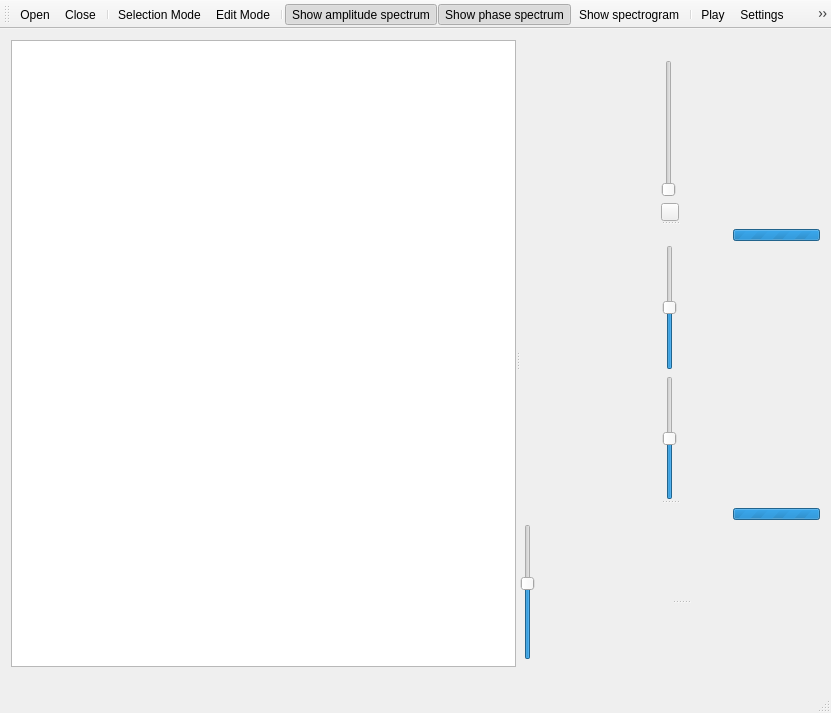
This is src/wmainwindow.ui in gillesdegottex/dfasma as Qt 5 draws it before an edit. The edited form follows.
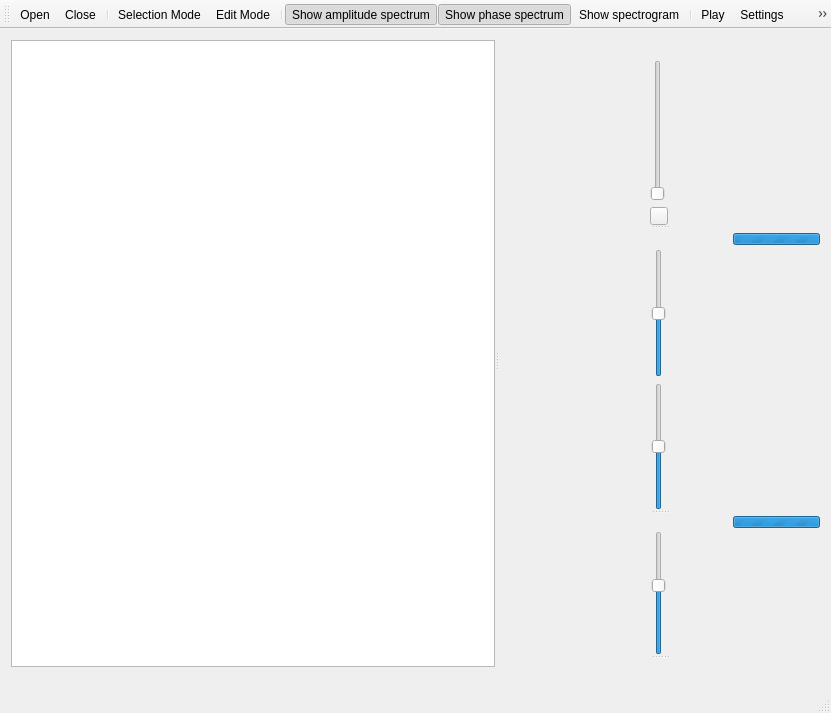
This is the edited form. Icons and pictures are not drawn.

What changed in the file:
```diff
--- a/src/wmainwindow.ui
+++ b/src/wmainwindow.ui
@@ -339,31 +339,7 @@
         </layout>
        </widget>
        <widget class="QWidget" name="wSpectra" native="true">
-        <layout class="QVBoxLayout" name="verticalLayout_8">
-         <property name="spacing">
-          <number>0</number>
-         </property>
-         <property name="leftMargin">
-          <number>0</number>
-         </property>
-         <property name="topMargin">
-          <number>0</number>
-         </property>
-         <property name="rightMargin">
-          <number>0</number>
-         </property>
-         <property name="bottomMargin">
-          <number>0</number>
-         </property>
-         <item>
-          <widget class="QWidget" name="wSpectraBar" native="true">
-           <property name="sizePolicy">
-            <sizepolicy hsizetype="Preferred" vsizetype="Minimum">
-             <horstretch>0</horstretch>
-             <verstretch>0</verstretch>
-            </sizepolicy>
-           </property>
-           <layout class="QVBoxLayout" name="verticalLayout_2">
+        <layout class="QVBoxLayout" name="verticalLayout_3">
             <property name="spacing">
              <number>0</number>
             </property>
@@ -410,8 +386,8 @@
                 </property>
                 <property name="sizeHint" stdset="0">
                  <size>
-                  <width>40</width>
-                  <height>20</height>
+               <width>58</width>
+               <height>17</height>
                  </size>
                 </property>
                </spacer>
@@ -463,16 +439,60 @@
               </item>
              </layout>
             </item>
+         <item>
+          <widget class="QWidget" name="wSpectraBar" native="true">
+           <property name="sizePolicy">
+            <sizepolicy hsizetype="Preferred" vsizetype="Minimum">
+             <horstretch>0</horstretch>
+             <verstretch>0</verstretch>
+            </sizepolicy>
+           </property>
+           <layout class="QVBoxLayout" name="verticalLayout_2">
+            <property name="spacing">
+             <number>0</number>
+            </property>
+            <property name="leftMargin">
+             <number>0</number>
+            </property>
+            <property name="topMargin">
+             <number>0</number>
+            </property>
+            <property name="rightMargin">
+             <number>0</number>
+            </property>
+            <property name="bottomMargin">
+             <number>0</number>
+            </property>
            </layout>
           </widget>
          </item>
          <item>
-          <layout class="QHBoxLayout" name="horizontalLayout_4">
+          <layout class="QHBoxLayout" name="horizontalLayout_8">
            <item>
             <layout class="QVBoxLayout" name="lSpectraToolBar"/>
            </item>
            <item>
-            <layout class="QVBoxLayout" name="verticalLayout_3">
+            <widget class="QSplitter" name="splitterSpectra">
+             <property name="orientation">
+              <enum>Qt::Vertical</enum>
+             </property>
+             <widget class="QWidget" name="wSpectrumAmplitude" native="true">
+              <layout class="QHBoxLayout" name="horizontalLayout_7">
+               <property name="spacing">
+                <number>0</number>
+               </property>
+               <property name="leftMargin">
+                <number>0</number>
+               </property>
+               <property name="topMargin">
+                <number>0</number>
+               </property>
+               <property name="rightMargin">
+                <number>0</number>
+               </property>
+               <property name="bottomMargin">
+                <number>0</number>
+               </property>
              <item>
               <widget class="QSlider" name="sldSpectrumAmplitudeMin">
                <property name="maximumSize">
@@ -499,6 +519,32 @@
               </widget>
              </item>
              <item>
+                <layout class="QVBoxLayout" name="lSpectrumAmplitudeGraphicsView">
+                 <property name="spacing">
+                  <number>0</number>
+                 </property>
+                </layout>
+               </item>
+              </layout>
+             </widget>
+             <widget class="QWidget" name="wSpectrumPhase" native="true">
+              <layout class="QHBoxLayout" name="horizontalLayout_4">
+               <property name="spacing">
+                <number>0</number>
+               </property>
+               <property name="leftMargin">
+                <number>0</number>
+               </property>
+               <property name="topMargin">
+                <number>0</number>
+               </property>
+               <property name="rightMargin">
+                <number>0</number>
+               </property>
+               <property name="bottomMargin">
+                <number>0</number>
+               </property>
+               <item>
               <widget class="QLabel" name="lblPhaseSpectrum">
                <property name="sizePolicy">
                 <sizepolicy hsizetype="Minimum" vsizetype="Fixed">
@@ -506,6 +552,12 @@
                  <verstretch>0</verstretch>
                 </sizepolicy>
                </property>
+                 <property name="minimumSize">
+                  <size>
+                   <width>16</width>
+                   <height>0</height>
+                  </size>
+                 </property>
                <property name="maximumSize">
                 <size>
                  <width>16</width>
@@ -517,58 +569,8 @@
                </property>
               </widget>
              </item>
-            </layout>
-           </item>
            <item>
-            <widget class="QSplitter" name="splitterSpectra">
-             <property name="orientation">
-              <enum>Qt::Vertical</enum>
-             </property>
-             <widget class="QWidget" name="wAmplitudeSpectrum" native="true">
-              <layout class="QVBoxLayout" name="verticalLayout_5">
-               <property name="spacing">
-                <number>0</number>
-               </property>
-               <property name="leftMargin">
-                <number>0</number>
-               </property>
-               <property name="topMargin">
-                <number>0</number>
-               </property>
-               <property name="rightMargin">
-                <number>0</number>
-               </property>
-               <property name="bottomMargin">
-                <number>0</number>
-               </property>
-               <item>
-                <layout class="QVBoxLayout" name="verticalLayout_4">
-                 <property name="spacing">
-                  <number>0</number>
-                 </property>
-                </layout>
-               </item>
-              </layout>
-             </widget>
-             <widget class="QWidget" name="wPhaseSpectrum" native="true">
-              <layout class="QVBoxLayout" name="verticalLayout_7">
-               <property name="spacing">
-                <number>0</number>
-               </property>
-               <property name="leftMargin">
-                <number>0</number>
-               </property>
-               <property name="topMargin">
-                <number>0</number>
-               </property>
-               <property name="rightMargin">
-                <number>0</number>
-               </property>
-               <property name="bottomMargin">
-                <number>0</number>
-               </property>
-               <item>
-                <layout class="QVBoxLayout" name="verticalLayout_6">
+                <layout class="QVBoxLayout" name="lSpectrumPhaseGraphicsView">
                  <property name="spacing">
                   <number>0</number>
                  </property>
```
Lines whose indentation alone changed are shown as unchanged.
